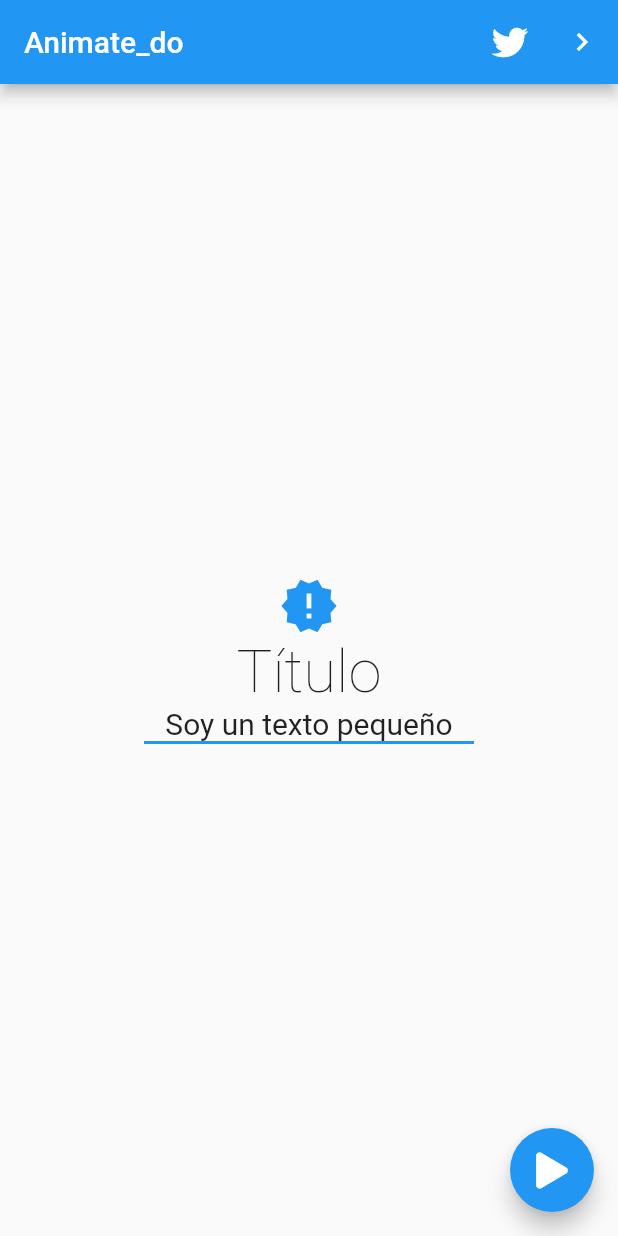
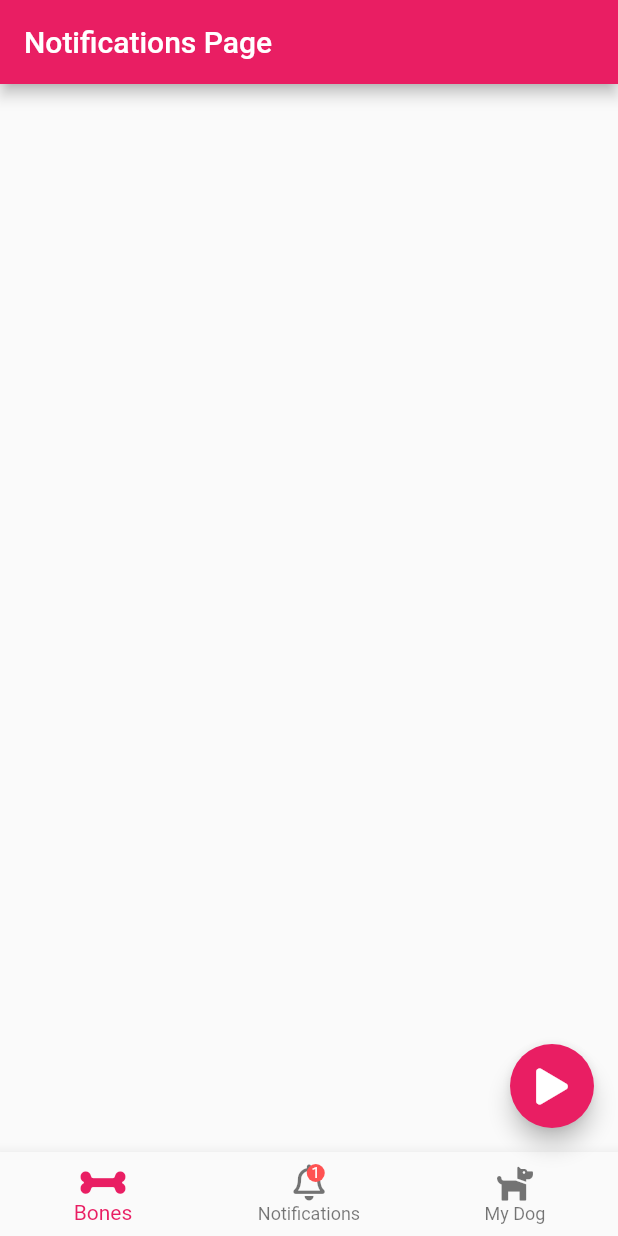
Before and after one commit to charger513/animate_do_app, a Flutter app: the screen it shows after launch, on a phone screen of 412 x 824 dp. Run offline on Flutter 3.47's test engine with Material 2 defaults, Android fonts, the phone set to English and light mode, and no system bars; our stand-ins replace animate_do, font_awesome_flutter.

Commit message:
Diseño de página con menú

```diff
--- a/lib/main.dart
+++ b/lib/main.dart
@@ -1,3 +1,4 @@
+import 'package:animate_do_app/src/pages/navegacion_page.dart';
 import 'package:animate_do_app/src/pages/pagina1_page.dart';
 import 'package:flutter/material.dart';
 
@@ -9,7 +10,7 @@ class MyApp extends StatelessWidget {
     return MaterialApp(
       debugShowCheckedModeBanner: false,
       title: 'Animate_do',
-      home: Pagina1Page()
+      home: NavegacionPage()
     );
   }
 }
--- /dev/null
+++ b/lib/src/pages/navegacion_page.dart
@@ -0,0 +1,69 @@
+import 'package:flutter/material.dart';
+import 'package:font_awesome_flutter/font_awesome_flutter.dart';
+
+class NavegacionPage extends StatelessWidget {
+  @override
+  Widget build(BuildContext context) {
+    return Scaffold(
+      appBar: AppBar(
+        backgroundColor: Colors.pink,
+        title: Text('Notifications Page'),
+      ),
+      floatingActionButton: BotonFlotante(),
+      bottomNavigationBar: BottomNavigation(),
+    );
+  }
+}
+
+class BottomNavigation extends StatelessWidget {
+  @override
+  Widget build(BuildContext context) {
+    return BottomNavigationBar(
+      currentIndex: 0,
+      selectedItemColor: Colors.pink,
+      items: [
+        BottomNavigationBarItem(
+          title: Text('Bones'),
+          icon: FaIcon(FontAwesomeIcons.bone),
+        ),
+        BottomNavigationBarItem(
+          title: Text('Notifications'),
+          icon: Stack(
+            children: <Widget>[
+              FaIcon(FontAwesomeIcons.bell),
+              Positioned(
+                top: 0,
+                right: 0,
+                child: Container(
+                  width: 12,
+                  height: 12,
+                  decoration: BoxDecoration(
+                    color: Colors.redAccent,
+                    shape: BoxShape.circle
+                  ),
+                  alignment: Alignment.center,
+                  child: Text('1', style: TextStyle(color: Colors.white, fontSize: 10))
+                )
+              )
+            ],
+          ),
+        ),
+        BottomNavigationBarItem(
+          title: Text('My Dog'),
+          icon: FaIcon(FontAwesomeIcons.dog),
+        ),
+      ],
+    );
+  }
+}
+
+class BotonFlotante extends StatelessWidget {
+  @override
+  Widget build(BuildContext context) {
+    return FloatingActionButton(
+      backgroundColor: Colors.pink,
+      child: FaIcon(FontAwesomeIcons.play),
+      onPressed: () {},
+    );
+  }
+}
```
